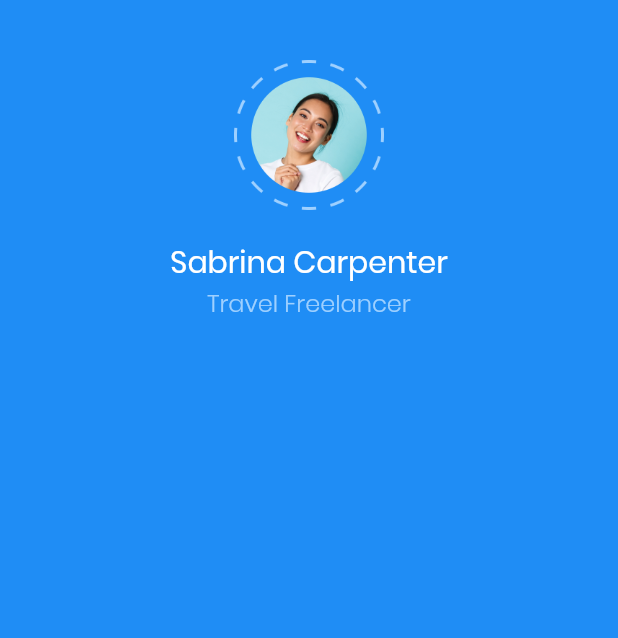
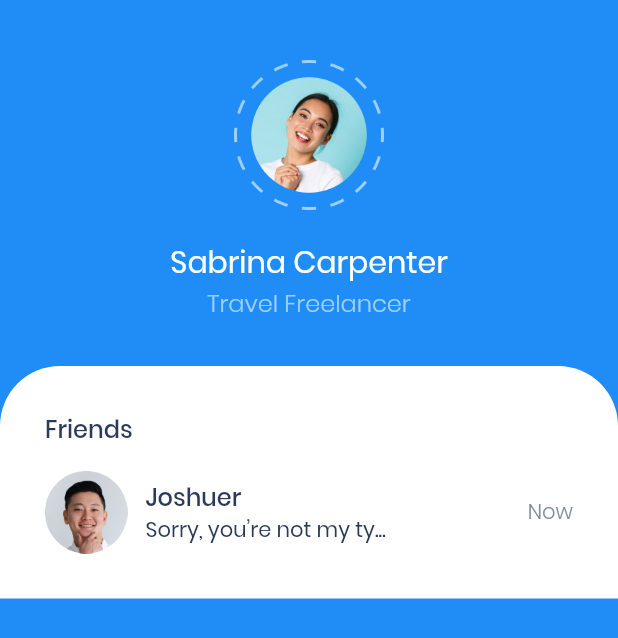
Before and after one commit to Dzaky02/chatty_apps, a Flutter app: the screen it shows after launch, on a phone screen of 412 x 824 dp. Shown: the top 638 px of the screen. Run offline on Flutter 3.47's test engine with Material 2 defaults, Android fonts, the light colour scheme and no system bars.

Commit message:
Chat item.

```diff
--- a/lib/pages/home_page.dart
+++ b/lib/pages/home_page.dart
@@ -30,6 +30,61 @@ class HomePage extends StatelessWidget {
                 'Travel Freelancer',
                 style: userBioTextStyle,
               ),
+              SizedBox(
+                height: 30,
+              ),
+              Container(
+                width: double.infinity,
+                padding: EdgeInsets.all(30),
+                decoration: BoxDecoration(
+                  color: whiteColor,
+                  borderRadius: BorderRadius.vertical(
+                    top: Radius.circular(40),
+                  ),
+                ),
+                child: Column(
+                  crossAxisAlignment: CrossAxisAlignment.start,
+                  children: [
+                    Text(
+                      'Friends',
+                      style: titleTextStyle,
+                    ),
+                    SizedBox(
+                      height: 16,
+                    ),
+                    Row(
+                      children: [
+                        Image.asset(
+                          'assets/images/pic_friend_1.png',
+                          height: 55,
+                          width: 55,
+                        ),
+                        SizedBox(
+                          width: 12,
+                        ),
+                        Column(
+                          crossAxisAlignment: CrossAxisAlignment.start,
+                          children: [
+                            Text(
+                              'Joshuer',
+                              style: titleTextStyle,
+                            ),
+                            Text(
+                              'Sorry, you’re not my ty...',
+                              style: unReadTextStyle,
+                            ),
+                          ],
+                        ),
+                        Spacer(),
+                        Text(
+                          'Now',
+                          style: subTitleTextStyle,
+                        ),
+                      ],
+                    ),
+                  ],
+                ),
+              ),
             ],
           ),
         ),
```
